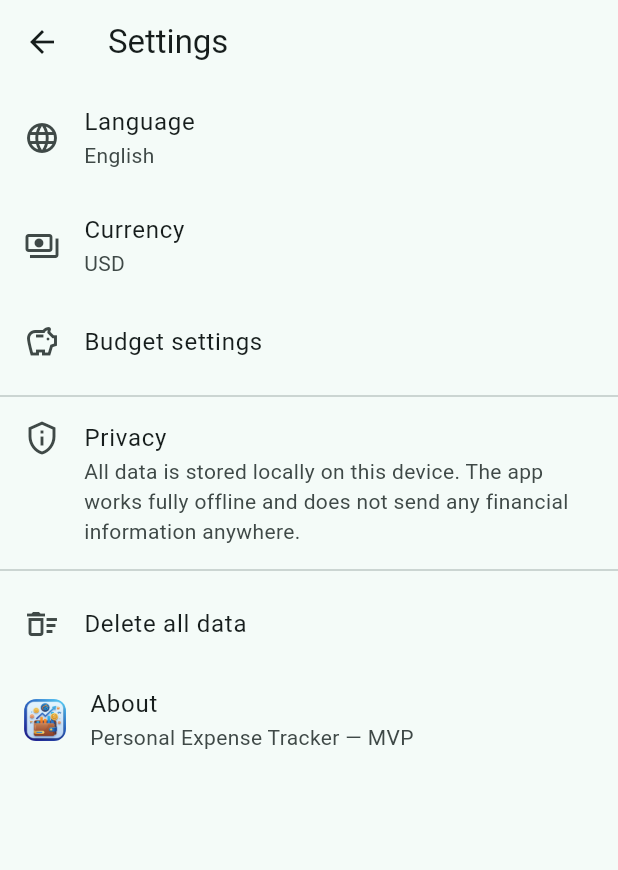
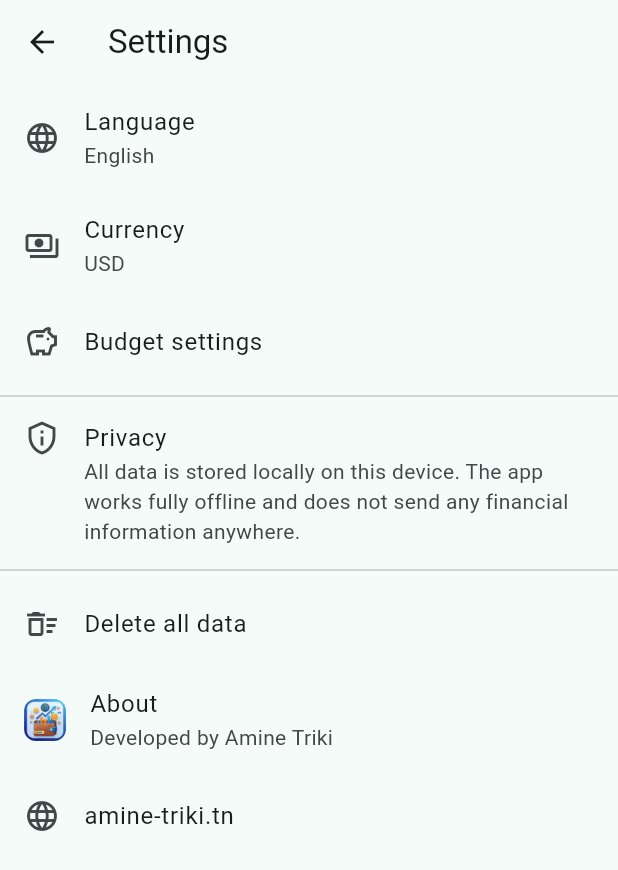
Before and after one commit to Amine-Triki/expenses_management_app, a Flutter app: the SettingsScreen screen opened directly, on a phone screen of 412 x 824 dp. Shown: the top 870 px of the screen. Run offline on Flutter 3.47's test engine with Material 3 defaults, Android fonts, the phone set to English and light mode, and no system bars; our stand-ins replace drift, flutter_riverpod; accounts and stored records are empty; generated files the repository leaves out were written again.

Commit message:
Release signing (Kotlin DSL, debug fallback) + developer identity in About
- android/app/build.gradle.kts: key.properties-based release signing in
  Kotlin DSL (the template uses .kts, not Groovy); falls back to debug
  signing when key.properties is absent so any machine can build release
- applicationId -> com.aminetriki.expenses_management_app
- .gitignore now also covers *.jks / *.keystore
- Settings > About: developed-by line + website link (url_launcher,
  external browser); no footer on main screens to keep the UX minimal

```diff
--- a/lib/l10n/app_ar.arb
+++ b/lib/l10n/app_ar.arb
@@ -144,6 +144,7 @@
   "settingsClearDataConfirm": "حذف كل المصروفات والقوائم وسجل الميزانية على هذا الجهاز نهائيًا؟",
   "settingsClearDataFinal": "لا يمكن التراجع عن هذا. حذف كل شيء؟",
   "settingsAbout": "حول",
+  "aboutDevelopedBy": "تطوير أمين التريكي",
 
   "firstRunTitle": "مرحبًا بك",
   "firstRunHint": "سجّل ما تصرفه وافهم ما تبقى.",
--- a/lib/l10n/app_en.arb
+++ b/lib/l10n/app_en.arb
@@ -156,6 +156,7 @@
   "settingsClearDataConfirm": "Permanently delete all expenses, lists, and budget history on this device?",
   "settingsClearDataFinal": "This cannot be undone. Delete everything?",
   "settingsAbout": "About",
+  "aboutDevelopedBy": "Developed by Amine Triki",
 
   "firstRunTitle": "Welcome",
   "firstRunHint": "Record what you spend and understand what remains.",
--- a/lib/l10n/app_fr.arb
+++ b/lib/l10n/app_fr.arb
@@ -144,6 +144,7 @@
   "settingsClearDataConfirm": "Supprimer définitivement toutes les dépenses, listes et historiques de budget sur cet appareil ?",
   "settingsClearDataFinal": "C'est irréversible. Tout supprimer ?",
   "settingsAbout": "À propos",
+  "aboutDevelopedBy": "Développé par Amine Triki",
 
   "firstRunTitle": "Bienvenue",
   "firstRunHint": "Enregistrez ce que vous dépensez et comprenez ce qu'il reste.",
--- a/lib/l10n/app_localizations.dart
+++ b/lib/l10n/app_localizations.dart
@@ -922,6 +922,12 @@ abstract class AppLocalizations {
   /// **'About'**
   String get settingsAbout;
 
+  /// No description provided for @aboutDevelopedBy.
+  ///
+  /// In en, this message translates to:
+  /// **'Developed by Amine Triki'**
+  String get aboutDevelopedBy;
+
   /// No description provided for @firstRunTitle.
   ///
   /// In en, this message translates to:
--- a/lib/l10n/app_localizations_ar.dart
+++ b/lib/l10n/app_localizations_ar.dart
@@ -453,6 +453,9 @@ class AppLocalizationsAr extends AppLocalizations {
   String get settingsAbout => 'حول';
 
   @override
+  String get aboutDevelopedBy => 'تطوير أمين التريكي';
+
+  @override
   String get firstRunTitle => 'مرحبًا بك';
 
   @override
--- a/lib/l10n/app_localizations_en.dart
+++ b/lib/l10n/app_localizations_en.dart
@@ -464,6 +464,9 @@ class AppLocalizationsEn extends AppLocalizations {
   String get settingsAbout => 'About';
 
   @override
+  String get aboutDevelopedBy => 'Developed by Amine Triki';
+
+  @override
   String get firstRunTitle => 'Welcome';
 
   @override
--- a/lib/l10n/app_localizations_fr.dart
+++ b/lib/l10n/app_localizations_fr.dart
@@ -460,6 +460,9 @@ class AppLocalizationsFr extends AppLocalizations {
   String get settingsAbout => 'À propos';
 
   @override
+  String get aboutDevelopedBy => 'Développé par Amine Triki';
+
+  @override
   String get firstRunTitle => 'Bienvenue';
 
   @override
--- a/lib/presentation/settings_screen.dart
+++ b/lib/presentation/settings_screen.dart
@@ -1,5 +1,6 @@
 import 'package:flutter/material.dart';
 import 'package:flutter_riverpod/flutter_riverpod.dart';
+import 'package:url_launcher/url_launcher.dart';
 
 import '../application/providers.dart';
 import '../application/settings_controller.dart';
@@ -61,7 +62,13 @@ class SettingsScreen extends ConsumerWidget {
               ),
             ),
             title: Text(l10n.settingsAbout),
-            subtitle: const Text('Personal Expense Tracker — MVP'),
+            subtitle: Text(l10n.aboutDevelopedBy),
+          ),
+          ListTile(
+            leading: const Icon(Icons.language),
+            title: const Text('amine-triki.tn'),
+            onTap: () => launchUrl(Uri.https('amine-triki.tn'),
+                mode: LaunchMode.externalApplication),
           ),
         ],
       ),
--- a/pubspec.yaml
+++ b/pubspec.yaml
@@ -28,6 +28,7 @@ dependencies:
   uuid: ^4.5.1
   intl: ^0.20.2
   clock: ^1.1.2
+  url_launcher: ^6.3.2
 
 dev_dependencies:
   flutter_test:
```
Also changed, not shown: pubspec.lock, 7 other files.
